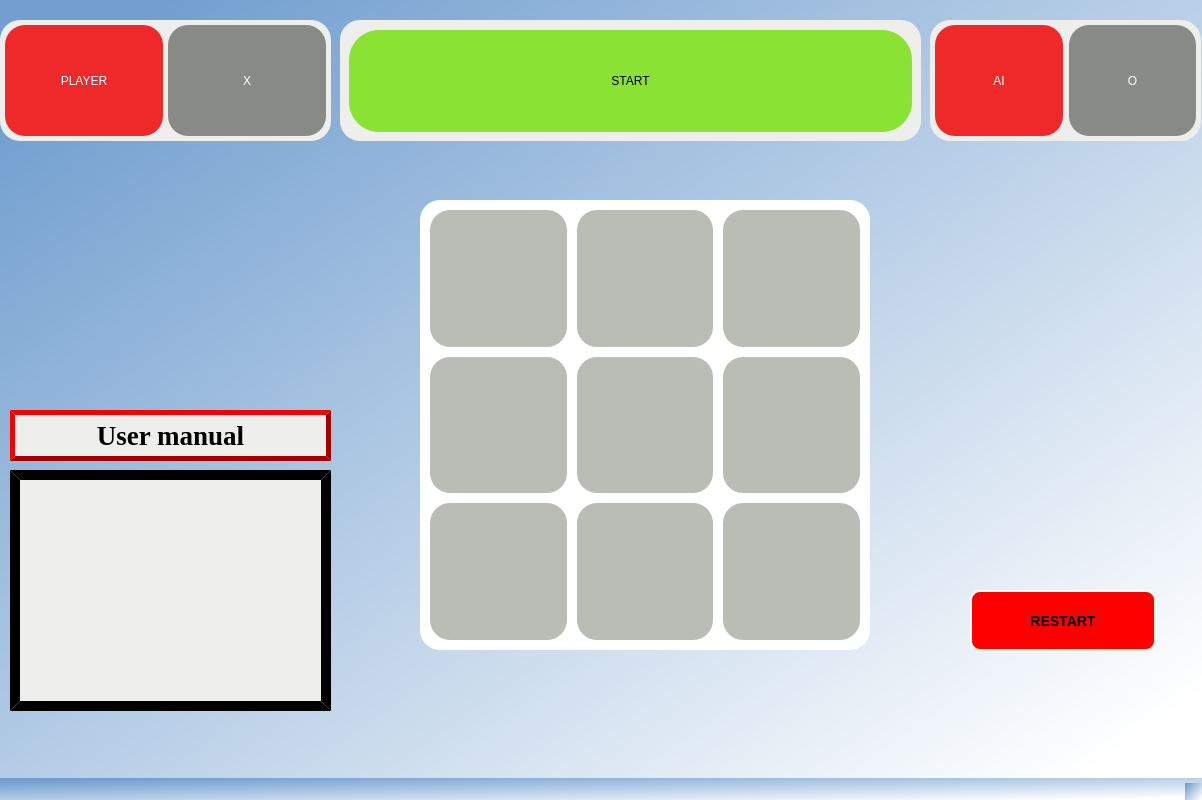
The window that xo.ui (aleksat21/xo_game) describes before a commit, drawn with Qt 5.
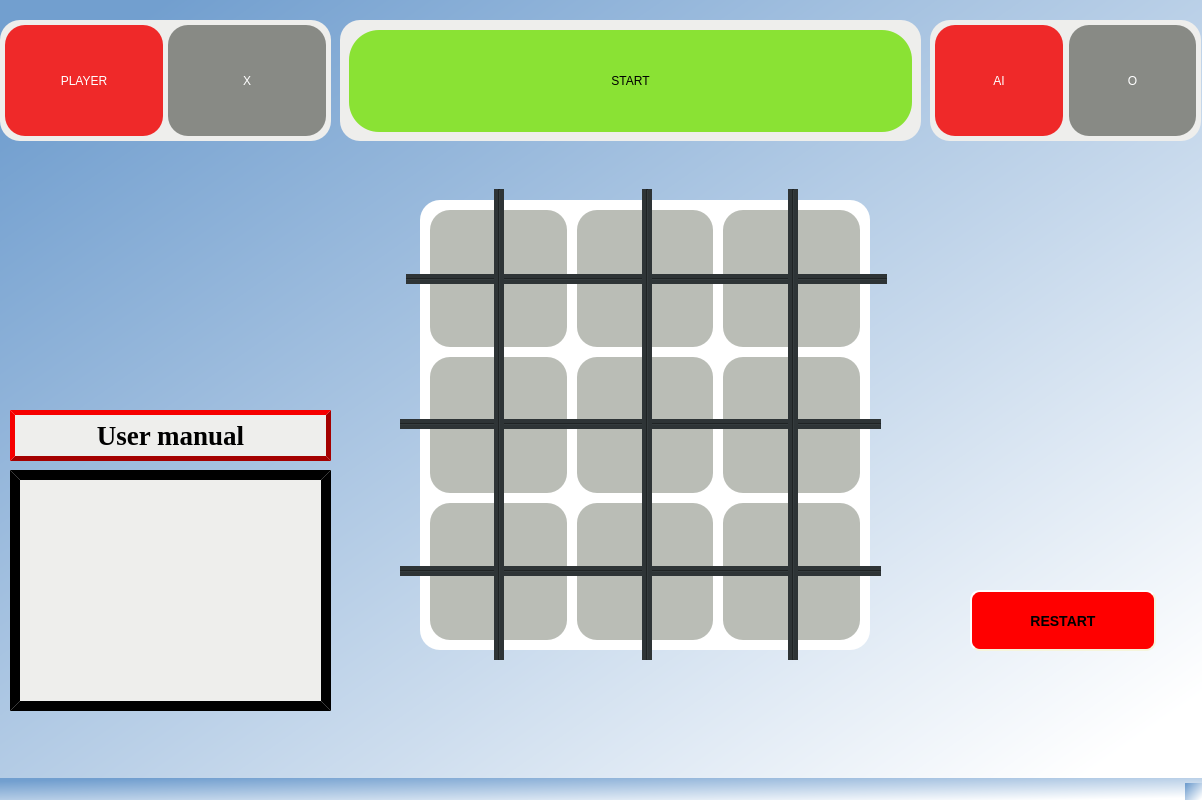
The same window after the commit.

Commit message: draw lines when someone has won  and tidied some code

Diff of the .ui file:
```diff
--- a/xo.ui
+++ b/xo.ui
@@ -690,6 +690,120 @@
      </item>
     </layout>
    </widget>
+   <widget class="Line" name="lnHU">
+    <property name="enabled">
+     <bool>true</bool>
+    </property>
+    <property name="geometry">
+     <rect>
+      <x>406</x>
+      <y>274</y>
+      <width>481</width>
+      <height>10</height>
+     </rect>
+    </property>
+    <property name="styleSheet">
+     <string notr="true">background-color: rgb(46, 52, 54)</string>
+    </property>
+    <property name="orientation">
+     <enum>Qt::Horizontal</enum>
+    </property>
+   </widget>
+   <widget class="Line" name="lnHC">
+    <property name="enabled">
+     <bool>true</bool>
+    </property>
+    <property name="geometry">
+     <rect>
+      <x>400</x>
+      <y>419</y>
+      <width>481</width>
+      <height>10</height>
+     </rect>
+    </property>
+    <property name="styleSheet">
+     <string notr="true">background-color: rgb(46, 52, 54)</string>
+    </property>
+    <property name="orientation">
+     <enum>Qt::Horizontal</enum>
+    </property>
+   </widget>
+   <widget class="Line" name="lnHB">
+    <property name="enabled">
+     <bool>true</bool>
+    </property>
+    <property name="geometry">
+     <rect>
+      <x>400</x>
+      <y>566</y>
+      <width>481</width>
+      <height>10</height>
+     </rect>
+    </property>
+    <property name="styleSheet">
+     <string notr="true">background-color: rgb(46, 52, 54)</string>
+    </property>
+    <property name="orientation">
+     <enum>Qt::Horizontal</enum>
+    </property>
+   </widget>
+   <widget class="Line" name="lnVL">
+    <property name="enabled">
+     <bool>true</bool>
+    </property>
+    <property name="geometry">
+     <rect>
+      <x>494</x>
+      <y>189</y>
+      <width>10</width>
+      <height>471</height>
+     </rect>
+    </property>
+    <property name="styleSheet">
+     <string notr="true">background-color: rgb(46, 52, 54)</string>
+    </property>
+    <property name="orientation">
+     <enum>Qt::Vertical</enum>
+    </property>
+   </widget>
+   <widget class="Line" name="lnVC">
+    <property name="enabled">
+     <bool>true</bool>
+    </property>
+    <property name="geometry">
+     <rect>
+      <x>642</x>
+      <y>189</y>
+      <width>10</width>
+      <height>471</height>
+     </rect>
+    </property>
+    <property name="styleSheet">
+     <string notr="true">background-color: rgb(46, 52, 54)</string>
+    </property>
+    <property name="orientation">
+     <enum>Qt::Vertical</enum>
+    </property>
+   </widget>
+   <widget class="Line" name="lnVR">
+    <property name="enabled">
+     <bool>true</bool>
+    </property>
+    <property name="geometry">
+     <rect>
+      <x>788</x>
+      <y>189</y>
+      <width>10</width>
+      <height>471</height>
+     </rect>
+    </property>
+    <property name="styleSheet">
+     <string notr="true">background-color: rgb(46, 52, 54)</string>
+    </property>
+    <property name="orientation">
+     <enum>Qt::Vertical</enum>
+    </property>
+   </widget>
   </widget>
   <widget class="QMenuBar" name="menubar">
    <property name="geometry">
```
Left out of the diff: 82 changed lines with no effect on the pictures. The commit also changes 5 other files.
